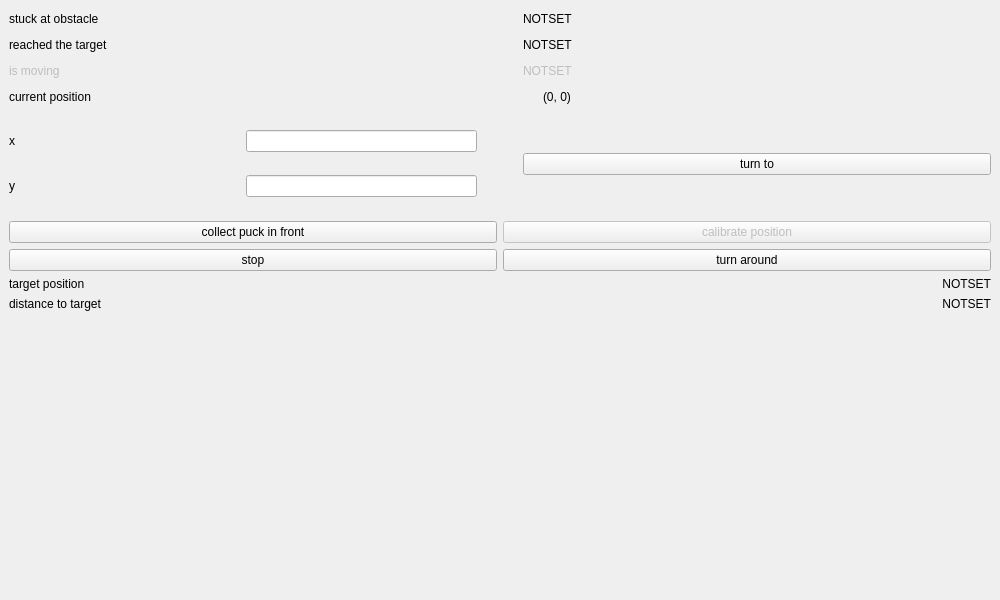
This is layer/view/view.ui in benediktibk/robohockey as Qt 5 draws it before an edit. The edited form follows.
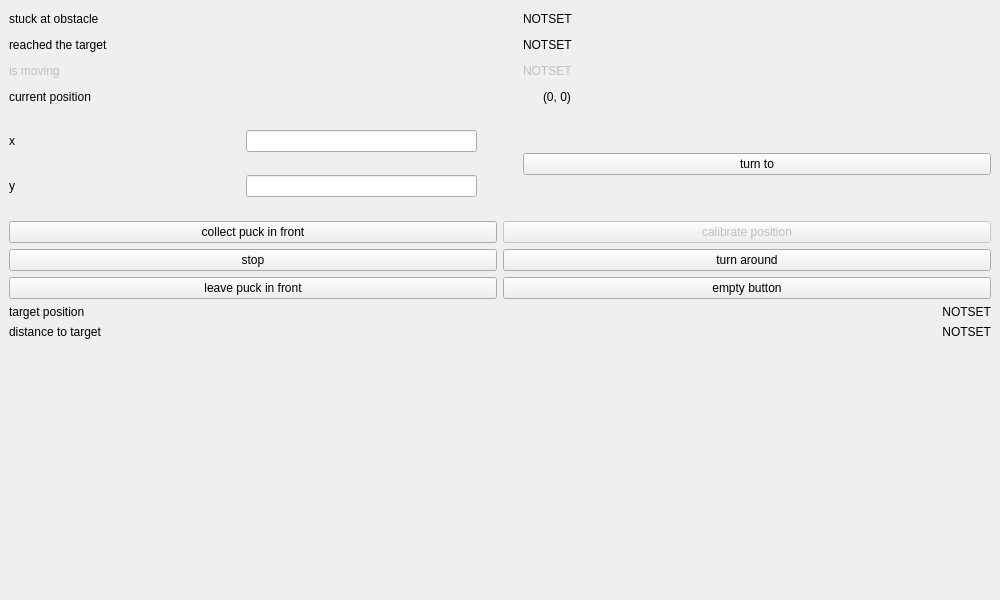
This is the edited form.

Commit message: add 2 new buttons and connected tem with slots. one button is leave puck in front

```diff
--- a/layer/view/view.ui
+++ b/layer/view/view.ui
@@ -380,6 +380,20 @@
           </property>
          </widget>
         </item>
+        <item row="2" column="0">
+         <widget class="QPushButton" name="leavePuckInFront">
+          <property name="text">
+           <string>leave puck in front</string>
+          </property>
+         </widget>
+        </item>
+        <item row="2" column="1">
+         <widget class="QPushButton" name="pushButton">
+          <property name="text">
+           <string>empty button</string>
+          </property>
+         </widget>
+        </item>
        </layout>
       </item>
       <item>
```
The commit also changes 10 other files.
